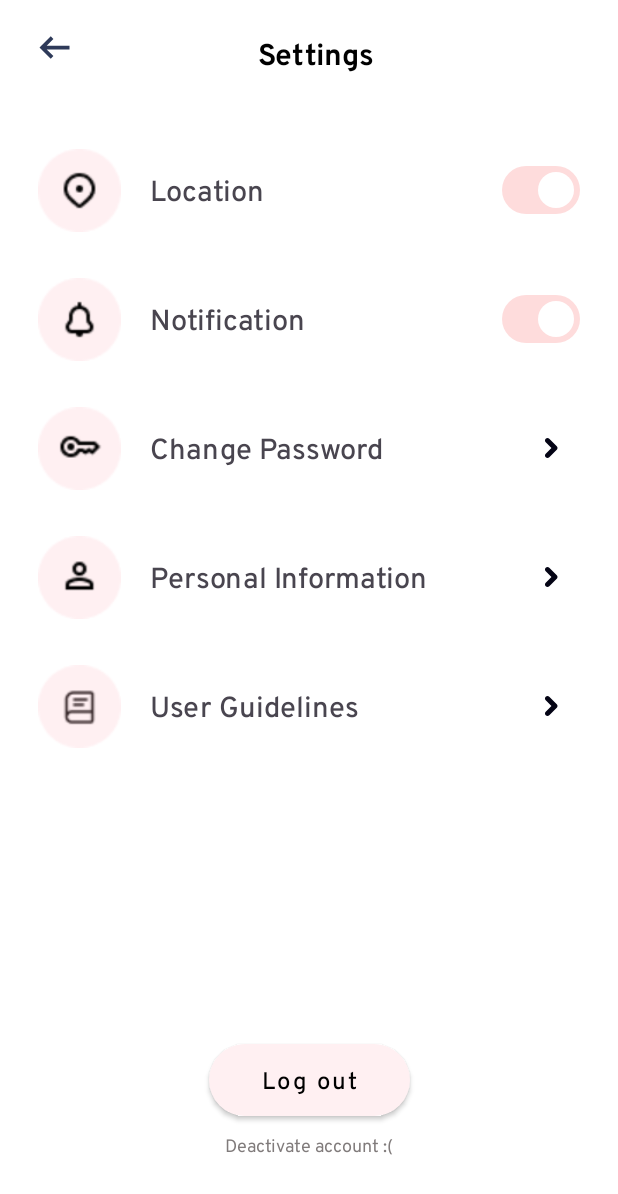
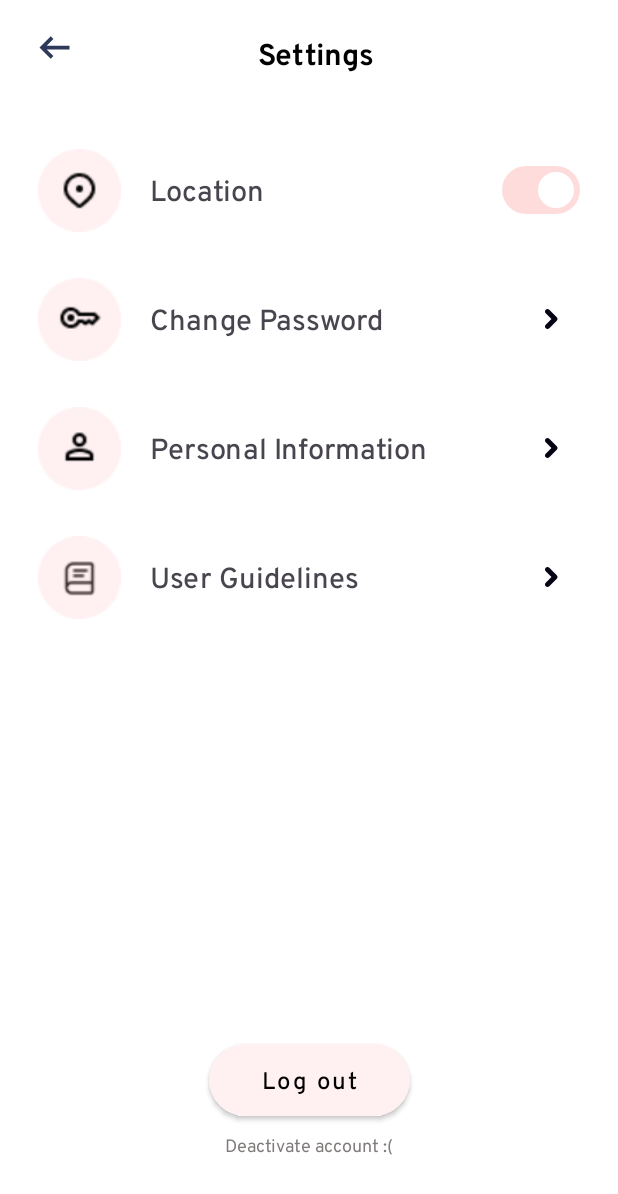
Before and after one commit to COMP90018-Software-Project/COMP90018_PulseStep, an Android app: the Settings screen opened directly, with no data from a screen before it, on a phone screen of 412 x 824 dp. Shown: the top 1194 px of the screen. Run offline under Robolectric (Android 15) with nearby library versions, the phone set to English and light mode, and no system bars; our stand-ins replace Firebase (no records; nobody signed in at launch, a user with empty details on screens opened directly).

```diff
--- a/PulseStepApplication/app/src/main/res/layout/activity_run_summary.xml
+++ b/PulseStepApplication/app/src/main/res/layout/activity_run_summary.xml
@@ -110,7 +110,7 @@
         android:id="@+id/map_container"
         android:layout_width="0dp"
         android:layout_height="170dp"
-        android:layout_marginTop="30dp"
+        android:layout_marginTop="20dp"
         android:layout_marginHorizontal="40dp"
         android:layout_marginBottom="5dp"
         app:cardCornerRadius="16dp"
--- a/PulseStepApplication/app/src/main/res/layout/settings.xml
+++ b/PulseStepApplication/app/src/main/res/layout/settings.xml
@@ -84,41 +84,41 @@
                 android:checked="true" />
         </LinearLayout>
 
-        <!-- Notification setting -->
-        <LinearLayout
-            android:id="@+id/notification"
-            android:layout_width="match_parent"
-            android:layout_height="wrap_content"
-            android:orientation="horizontal"
-            android:paddingLeft ="25dp"
-            android:paddingRight="25dp"
-            android:paddingTop="15dp"
-            android:paddingBottom="15dp"
-            android:gravity="center_vertical"
-            app:layout_constraintTop_toBottomOf="@+id/location">
+<!--        &lt;!&ndash; Notification setting &ndash;&gt;-->
+<!--        <LinearLayout-->
+<!--            android:id="@+id/notification"-->
+<!--            android:layout_width="match_parent"-->
+<!--            android:layout_height="wrap_content"-->
+<!--            android:orientation="horizontal"-->
+<!--            android:paddingLeft ="25dp"-->
+<!--            android:paddingRight="25dp"-->
+<!--            android:paddingTop="15dp"-->
+<!--            android:paddingBottom="15dp"-->
+<!--            android:gravity="center_vertical"-->
+<!--            app:layout_constraintTop_toBottomOf="@+id/location">-->
 
-            <ImageView
-                android:layout_width="55dp"
-                android:layout_height="55dp"
-                android:src="@drawable/ic_notification" />
+<!--            <ImageView-->
+<!--                android:layout_width="55dp"-->
+<!--                android:layout_height="55dp"-->
+<!--                android:src="@drawable/ic_notification" />-->
 
-            <TextView
-                android:id="@+id/notification_label"
-                android:layout_width="0dp"
-                android:layout_height="wrap_content"
-                android:layout_weight="5"
-                android:paddingLeft="19dp"
-                android:text="Notification"
-                android:fontFamily="@font/overpass_medium"
-                android:textSize="19sp" />
+<!--            <TextView-->
+<!--                android:id="@+id/notification_label"-->
+<!--                android:layout_width="0dp"-->
+<!--                android:layout_height="wrap_content"-->
+<!--                android:layout_weight="5"-->
+<!--                android:paddingLeft="19dp"-->
+<!--                android:text="Notification"-->
+<!--                android:fontFamily="@font/overpass_medium"-->
+<!--                android:textSize="19sp" />-->
 
-            <com.google.android.material.materialswitch.MaterialSwitch
-                android:id="@+id/notification_switch"
-                android:layout_width="wrap_content"
-                android:layout_height="match_parent"
-                app:trackTint="@color/dark_pink"
-                android:checked="true" />
-        </LinearLayout>
+<!--            <com.google.android.material.materialswitch.MaterialSwitch-->
+<!--                android:id="@+id/notification_switch"-->
+<!--                android:layout_width="wrap_content"-->
+<!--                android:layout_height="match_parent"-->
+<!--                app:trackTint="@color/dark_pink"-->
+<!--                android:checked="true" />-->
+<!--        </LinearLayout>-->
 
         <!-- Light setting -->
         <!--        <LinearLayout-->
```
Also changed, not shown: PulseStepApplication/app/src/main/java/com/example/pulsestepapplication/JumpCounter.java (+6 -6 lines).
